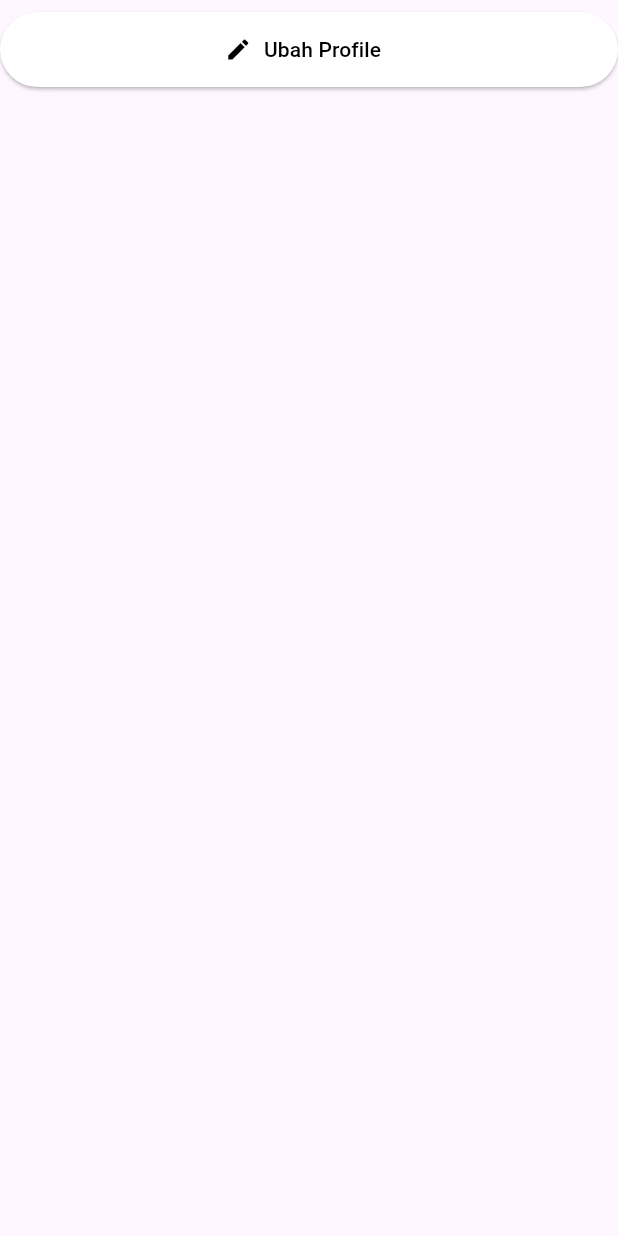
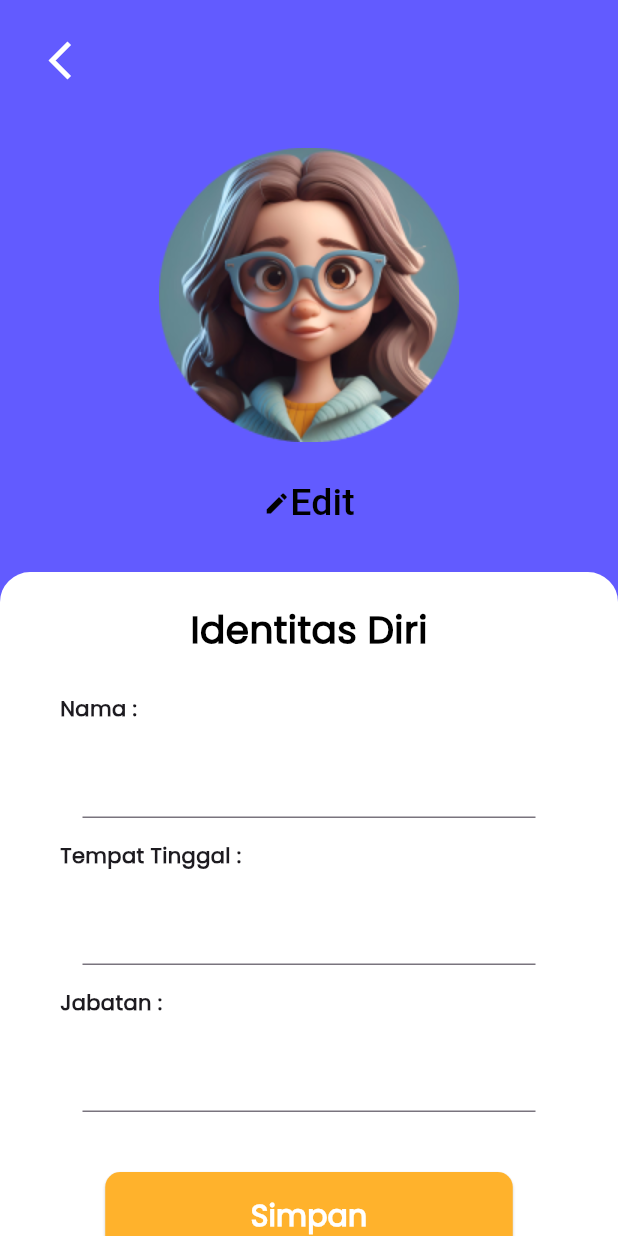
Before and after one commit to RockieBoy/apotek-cirea, a Flutter app: the ProfileButton widget shown alone on an empty page, opened directly, after a tap on "Ubah Profile", on a phone screen of 412 x 824 dp. Run offline on Flutter 3.47's test engine with Material 3 defaults, Android fonts, the phone set to English and light mode, and no system bars.

Commit message:
add: Profile

```diff
--- a/lib/Dashboard.dart
+++ b/lib/Dashboard.dart
@@ -3,7 +3,7 @@ import 'package:flutter/material.dart';
 import 'package:flutter/widgets.dart';
 import 'package:mobile_app_apotik_cirea/KelolaObat.dart';
 import 'package:mobile_app_apotik_cirea/account.dart';
-import 'package:mobile_app_apotik_cirea/auth/FirstPage.dart';
+import 'package:mobile_app_apotik_cirea/validate/LogoutValidate.dart';
 
 class Dashboard extends StatelessWidget {
   Dashboard({super.key});
@@ -54,9 +54,9 @@ class Dashboard extends StatelessWidget {
               leading: const Icon(Icons.logout),
               title: const Text('Logout'),
               onTap: () {
-                Navigator.pushReplacement(context,
+                Navigator.push(context,
                     MaterialPageRoute(builder: (context) {
-                  return const Homepage();
+                  return const LogoutValidate();
                 }));
               },
             ),
--- /dev/null
+++ b/lib/editprofileaccount.dart
@@ -0,0 +1,172 @@
+import 'package:flutter/material.dart';
+import 'package:mobile_app_apotik_cirea/profileaccount.dart';
+
+class EditProfileAccount extends StatelessWidget {
+  const EditProfileAccount({super.key});
+
+  @override
+  Widget build(BuildContext context) {
+    return Scaffold(
+      backgroundColor: const Color(0xFF625BFF),
+      body: SingleChildScrollView(
+        child: Column(
+          children: <Widget>[
+            // buat bagian atasnya atau appbar nya
+            Container(
+              color: const Color(0xFF625BFF),
+              padding: const EdgeInsets.fromLTRB(16, 16, 16, 0),
+              child: Column(
+                crossAxisAlignment: CrossAxisAlignment.start,
+                children: <Widget>[
+                  SafeArea(
+                      child: Row(
+                    mainAxisAlignment: MainAxisAlignment.spaceBetween,
+                    children: <Widget>[
+                      Column(
+                        children: [
+                          Row(
+                            children: [
+                              IconButton(
+                                  onPressed: () {
+                                    Navigator.pop(context);
+                                  },
+                                  icon: const Icon(
+                                    Icons.arrow_back_ios_new,
+                                    color: Colors.white,
+                                    size: 30,
+                                  )),
+                              const SizedBox(width: 15),
+                            ],
+                          )
+                        ],
+                      ),
+                    ],
+                  )),
+                  const SizedBox(
+                    height: 20,
+                  ),
+                  Container(),
+                ],
+              ),
+            ),
+            // buat bagian atasnya atau appbar nya (end)
+            Image.asset(
+              'assets/image/bigprofile.png',
+              width: 230,
+            ),
+            TextButton(
+                onPressed: () {},
+                child: const Row(
+                  mainAxisAlignment: MainAxisAlignment.center,
+                  children: [
+                    Icon(Icons.edit, color: Colors.black,),
+                    Text(
+                      'Edit',
+                      style: TextStyle(color: Colors.black,fontSize: 25),
+                    ),
+                  ],
+                ),
+              ),
+            const SizedBox(
+              height: 20,
+            ),
+            Container(
+              padding: const EdgeInsets.all(20),
+              decoration: const BoxDecoration(
+                color: Colors.white,
+                borderRadius: BorderRadius.only(
+                  topLeft: Radius.circular(20),
+                  topRight: Radius.circular(20),
+                ),
+              ),
+              child: Column(
+                children: [
+                const Text('Identitas Diri', style: TextStyle(color: Colors.black, fontFamily: "Poppins", fontWeight: FontWeight.bold, fontSize: 25),),
+                Container(
+                  padding: const EdgeInsets.all(20),
+                    child: Column(
+                      children: [
+                        DetailRow(label: 'Nama :'),
+                        DetailRow2(label: 'Achmad'),
+                        DetailRow(label: 'Tempat Tinggal :'),
+                        DetailRow2(label: 'Cirebon'),
+                        DetailRow(label: 'Jabatan :'),
+                        DetailRow2(label: 'Karyawan'),
+                        const SizedBox(height: 30,),
+                        ElevatedButton(
+                          onPressed: () {
+                            Navigator.pushReplacement(context,
+                                MaterialPageRoute(builder: (context) {
+                              return ProfileAccount();
+                            }));
+                          },
+                          style: ElevatedButton.styleFrom(
+                            backgroundColor:
+                                const Color.fromRGBO(255, 178, 44, 1),
+                            padding: const EdgeInsets.symmetric(
+                                horizontal: 97, vertical: 15),
+                            shape: RoundedRectangleBorder(
+                              borderRadius: BorderRadius.circular(10),
+                            ),
+                          ),
+                          child: const Text('Simpan',
+                              style: TextStyle(
+                                  color: Colors.white,
+                                  fontFamily: "Poppins",
+                                  fontSize: 20,
+                                  fontWeight: FontWeight.bold)),
+                        ),
+                        const SizedBox(height: 80,),
+                      ],
+                    ),
+                  ),
+                ],
+              ),
+            ),
+          ],
+        ),
+      ),
+    );
+  }
+}
+
+class DetailRow extends StatelessWidget {
+  final String label;
+  DetailRow({required this.label});
+
+  @override
+  Widget build(BuildContext context) {
+    return Padding(
+      padding: const EdgeInsets.symmetric(vertical: 5),
+      child: Row(
+        children: [
+          Expanded(
+              flex: 3,
+              child: Text(label,
+                  style: const TextStyle(
+                      fontWeight: FontWeight.bold, fontFamily: "Poppins"))),
+        ],
+      ),
+    );
+  }
+}
+class DetailRow2 extends StatelessWidget {
+  final String label;
+  DetailRow2({required this.label});
+
+  @override
+  Widget build(BuildContext context) {
+    return const Padding(
+      padding: EdgeInsets.symmetric(vertical: 10,horizontal: 15),
+      child: Row(
+        children: [
+          Expanded(
+              flex: 3,
+              child: TextField(
+                  style: TextStyle(
+                      fontFamily: "Poppins"))),
+        ],
+      ),
+    );
+  }
+}
```
Also changed, not shown: lib/account.dart (+24 -7 lines), lib/profileaccount.dart (added, +136 -0 lines), lib/validate/LogoutValidate.dart (added, +102 -0 lines), assets/image/logoutvalidate.png (added).
